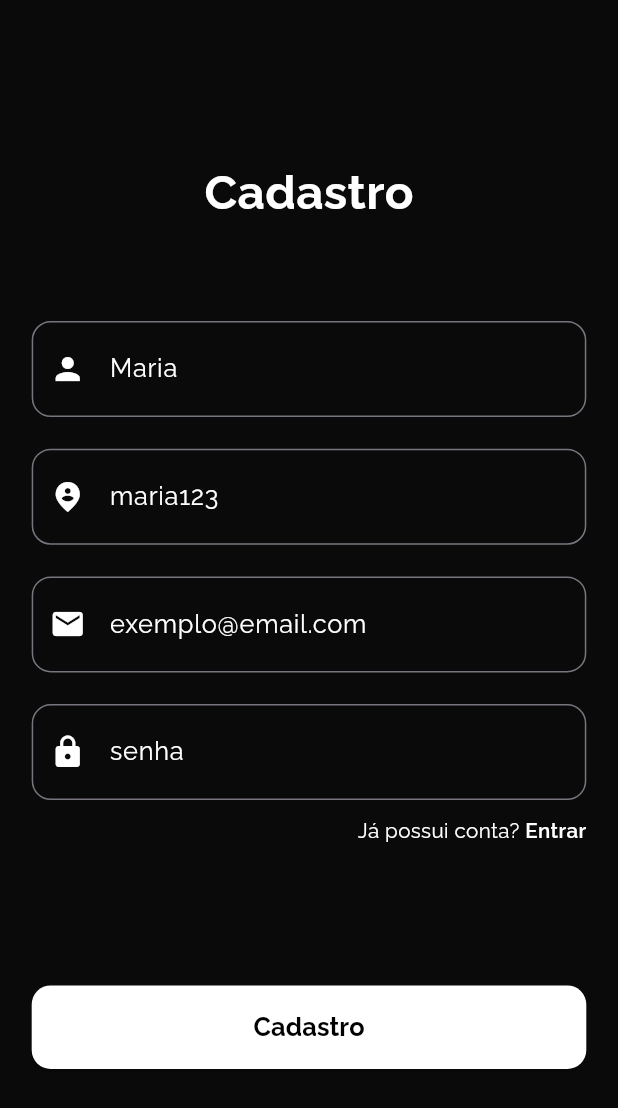
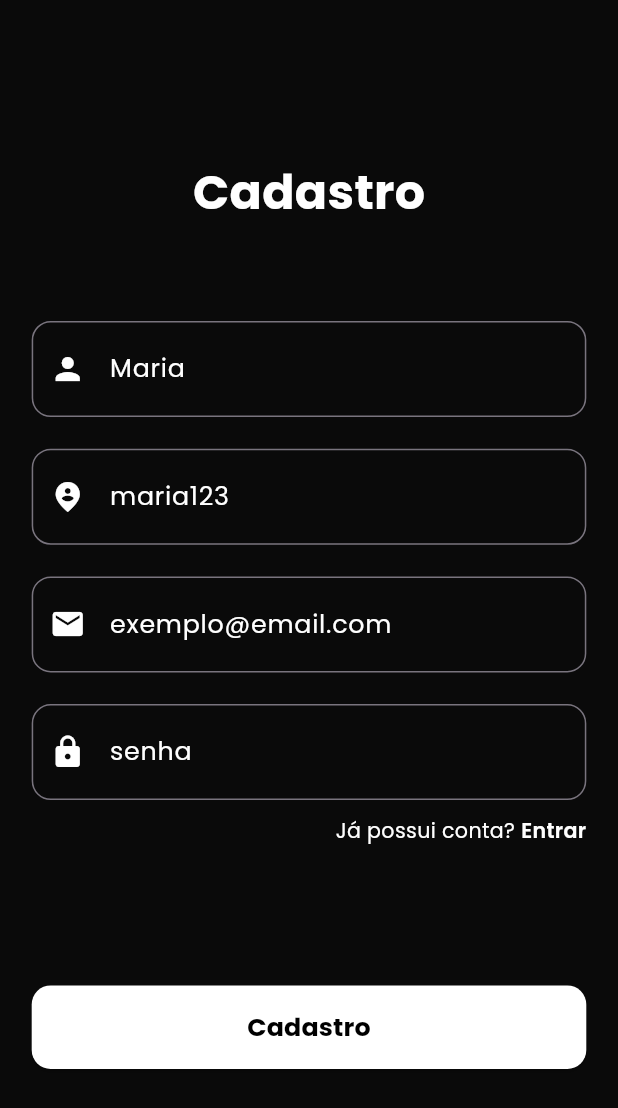
Before and after one commit to marianaoliveira1/SocialMidia, a Flutter app: the RegisterPage screen opened by its route, on a phone screen of 412 x 824 dp. Shown: the top 1108 px of the screen. Run offline on Flutter 3.47's test engine with Material 3 defaults, Android fonts, the phone set to English and light mode, and no system bars; our stand-ins replace cloud_firestore, firebase_auth, firebase_core, flutter_screenutil, get, google_fonts; accounts and stored records are empty.

Commit message:
mudança de fonte e problemas no texto resolvido (:

```diff
--- a/lib/pages/login/login_page.dart
+++ b/lib/pages/login/login_page.dart
@@ -74,7 +74,7 @@ class LoginPage extends StatelessWidget {
                       children: [
                         Text(
                           "Ainda não possi conta?  ",
-                          style: GoogleFonts.raleway(
+                          style: GoogleFonts.poppins(
                             color: DefaultColors.branco,
                             fontSize: 13.sp,
                             fontWeight: FontWeight.w400,
@@ -84,7 +84,7 @@ class LoginPage extends StatelessWidget {
                           onTap: onTap,
                           child: Text(
                             "Cadastrar",
-                            style: GoogleFonts.raleway(
+                            style: GoogleFonts.poppins(
                               color: DefaultColors.branco,
                               fontSize: 13.sp,
                               fontWeight: FontWeight.w600,
--- a/lib/pages/register/register_page.dart
+++ b/lib/pages/register/register_page.dart
@@ -91,7 +91,7 @@ class RegisterPage extends StatelessWidget {
                       children: [
                         Text(
                           "Já possui conta? ",
-                          style: GoogleFonts.raleway(
+                          style: GoogleFonts.poppins(
                             color: DefaultColors.branco,
                             fontSize: 13.sp,
                             fontWeight: FontWeight.w400,
@@ -101,7 +101,7 @@ class RegisterPage extends StatelessWidget {
                           onTap: onTap,
                           child: Text(
                             "Entrar",
-                            style: GoogleFonts.raleway(
+                            style: GoogleFonts.poppins(
                               color: DefaultColors.branco,
                               fontSize: 13.sp,
                               fontWeight: FontWeight.w600,
--- a/lib/widget/default_button.dart
+++ b/lib/widget/default_button.dart
@@ -29,7 +29,7 @@ class DefaultButton extends StatelessWidget {
         ),
         child: Text(
           text,
-          style: GoogleFonts.raleway(
+          style: GoogleFonts.poppins(
             color: DefaultColors.preto,
             fontSize: 16.sp,
             fontWeight: FontWeight.bold,
--- a/lib/widget/default_text_field.dart
+++ b/lib/widget/default_text_field.dart
@@ -24,7 +24,7 @@ class DefaultTextField extends StatelessWidget {
       child: TextField(
         controller: controller,
         obscureText: obscureText,
-        style: GoogleFonts.raleway(
+        style: GoogleFonts.poppins(
           color: DefaultColors.branco,
           fontSize: 20.sp,
         ),
@@ -32,7 +32,7 @@ class DefaultTextField extends StatelessWidget {
           prefixIcon: Icon(icon),
           prefixIconColor: DefaultColors.branco,
           labelText: labelText,
-          labelStyle: GoogleFonts.raleway(
+          labelStyle: GoogleFonts.poppins(
             color: DefaultColors.branco,
             fontSize: 16.sp,
           ),
--- a/lib/widget/default_title_principal.dart
+++ b/lib/widget/default_title_principal.dart
@@ -14,7 +14,7 @@ class DefaultTitlePrincipal extends StatelessWidget {
   Widget build(BuildContext context) {
     return Text(
       text,
-      style: GoogleFonts.raleway(
+      style: GoogleFonts.poppins(
         color: DefaultColors.branco,
         fontSize: 30.sp,
         fontWeight: FontWeight.bold,
--- a/lib/widget/like_button.dart
+++ b/lib/widget/like_button.dart
@@ -6,7 +6,7 @@ class LikeButton extends StatelessWidget {
   final bool isLiked;
   void Function()? onTap;
 
-  LikeButton({super.key, required this.isLiked});
+  LikeButton({super.key, required this.isLiked, required this.onTap});
 
   @override
   Widget build(BuildContext context) {
```
Also changed, not shown: lib/pages/home/home_page.dart (+4 -4 lines), lib/widget/wall_post.dart (+38 -11 lines).
